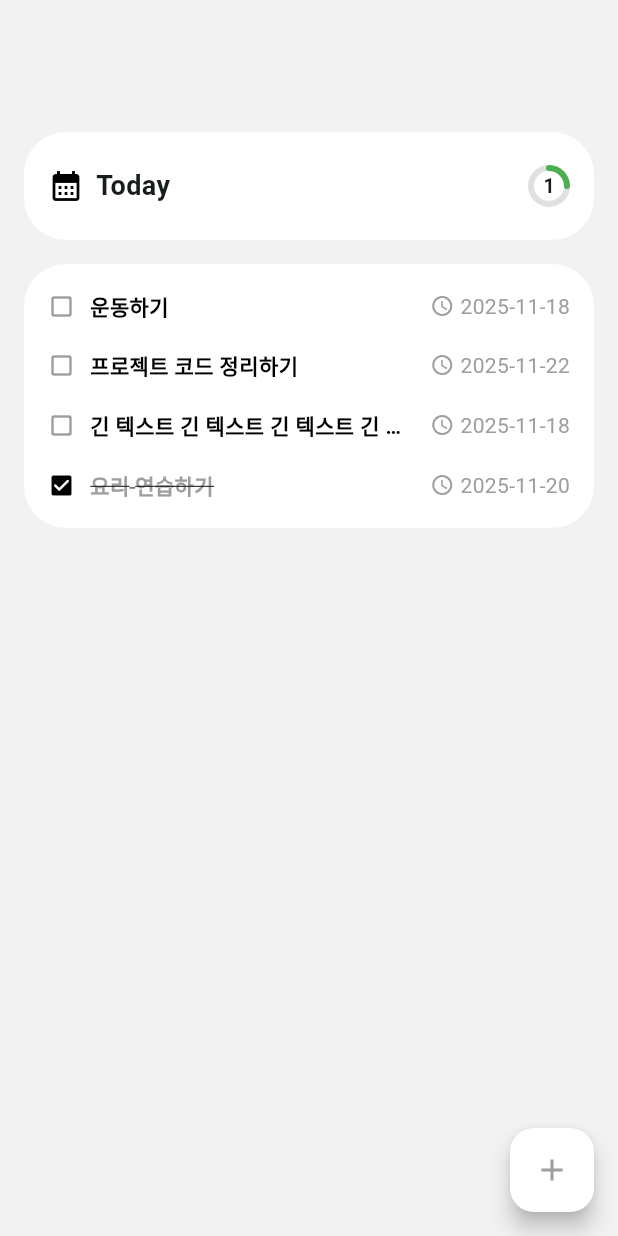
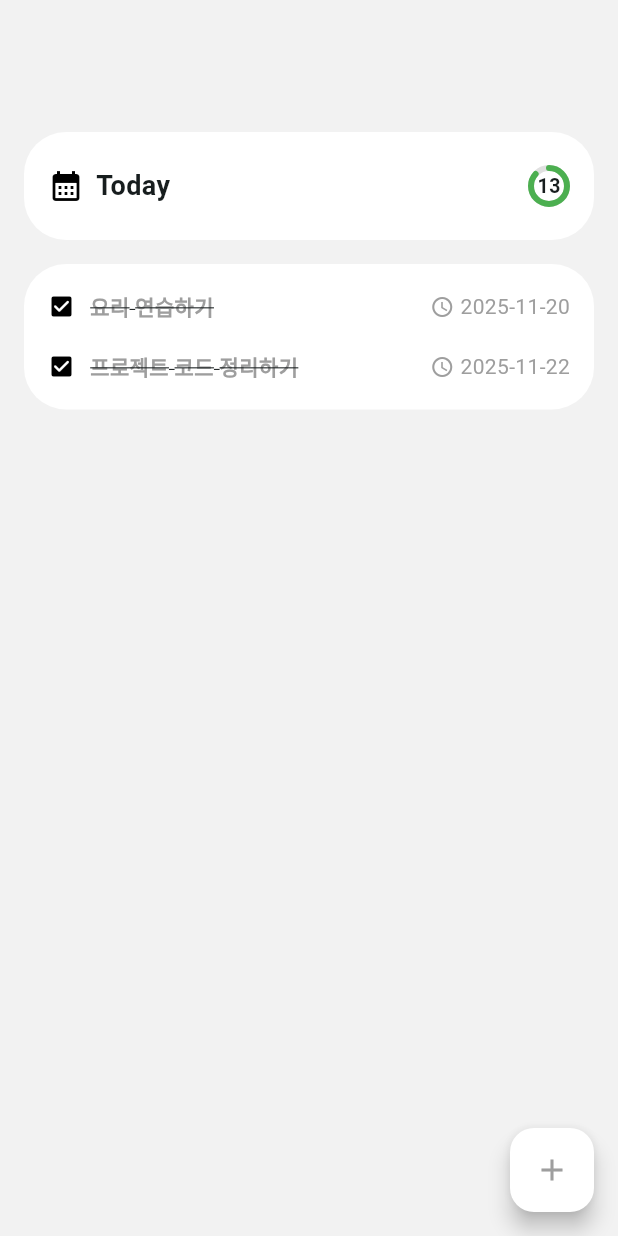
Before and after one commit to minseokshin07672/TodoPractice_Flutter, a Flutter app: the screen it shows after launch, on a phone screen of 412 x 824 dp. Run offline on Flutter 3.47's test engine with Material 3 defaults, Android fonts, the phone set to English and light mode, and no system bars; our stand-ins replace freezed_annotation.

Commit message:
refactor TodoState

```diff
--- a/todo_practice/lib/models/todo.dart
+++ b/todo_practice/lib/models/todo.dart
@@ -6,10 +6,13 @@ part 'todo.g.dart';
 @freezed
 class Todo with _$Todo {
   const factory Todo({
-    required bool done,
+    required TodoStatus status,
     required String task,
     required DateTime dueDate,
   }) = _Todo;
 
   factory Todo.fromJson(Map<String, dynamic> json) => _$TodoFromJson(json);
 }
+
+@JsonEnum()
+enum TodoStatus {todo,done}
--- a/todo_practice/lib/ui/screens/main_screen.dart
+++ b/todo_practice/lib/ui/screens/main_screen.dart
@@ -19,16 +19,13 @@ class MainScreen extends StatelessWidget {
           padding: const EdgeInsets.all(16),
           child: Column(
             children: [
-              CalendarBar(
-                yyyymmdd: 20251118,
-                todo: viewModel.todoCount,
-                done: viewModel.doneCount,
-              ),
-
+              CalendarBar(),
               const SizedBox(height: 16),
-              TodoBoard(
-                todos: viewModel.sortedTodos,
-                onTodoTap: viewModel.toggle,
+              Flexible(
+                child: TodoBoard(
+                  todos: viewModel.filteredTodos,
+                  onTodoTap: viewModel.toggle,
+                ),
               ),
             ],
           ),
--- a/todo_practice/lib/ui/widgets/calendar_bar.dart
+++ b/todo_practice/lib/ui/widgets/calendar_bar.dart
@@ -1,60 +1,65 @@
 import 'package:flutter/material.dart';
+import 'package:provider/provider.dart';
+
+import '../../viewModels/main_viewmodel.dart';
+import 'calendar_board.dart';
 
 class CalendarBar extends StatefulWidget {
-  final int yyyymmdd;
-  final int todo;
-  final int done;
-
-  const CalendarBar({
-    super.key,
-    required this.yyyymmdd,
-    required this.todo,
-    required this.done,
-  });
+  const CalendarBar({super.key});
 
   @override
   State<CalendarBar> createState() => _CalendarBarState();
 }
 
-class _CalendarBarState extends State<CalendarBar> {
+class _CalendarBarState extends State<CalendarBar>
+    with SingleTickerProviderStateMixin {
   @override
   Widget build(BuildContext context) {
+    final viewModel = context.watch<MainViewModel>();
+    final selected = viewModel.selectedDate;
+
     final now = DateTime.now();
-    final todayKey = now.year * 10000 + now.month * 100 + now.day;
+    final isToday =
+        now.year == selected.year &&
+        now.month == selected.month &&
+        now.day == selected.day;
 
-    final isToday = widget.yyyymmdd == todayKey;
+    final dayLabel = "${selected.month}월 ${selected.day}일";
 
-    final int day = widget.yyyymmdd % 100;
-
-    final int total = widget.todo + widget.done;
-    final double progress = total == 0 ? 0 : widget.done / total;
+    final todo = viewModel.todoCount;
+    final done = viewModel.doneCount;
+    final total = todo + done;
+    final progress = total == 0 ? 0.0 : done / total;
 
     return Column(
       children: [
         const SizedBox(height: 72),
 
-        Container(
+        GestureDetector(
+          onTap: () {
+            viewModel.toggleCalendar();
+          },
+          child: Container(
             width: double.infinity,
             padding: const EdgeInsets.symmetric(vertical: 22, horizontal: 16),
             decoration: BoxDecoration(
               color: Colors.white,
               borderRadius: BorderRadius.circular(28),
             ),
-
-          child: Row(
-            crossAxisAlignment: CrossAxisAlignment.center,
+            child: Column(
+              children: [
+                Row(
                   children: [
                     const Icon(
                       Icons.calendar_month_sharp,
                       size: 24,
                       color: Colors.black,
                     ),
-
                     const SizedBox(width: 8),
 
                     Expanded(
                       child: Text(
-                  isToday ? "Today" : day.toString(),
+                        isToday ? "Today" : dayLabel,
                         style: const TextStyle(
                           fontSize: 18,
                           fontWeight: FontWeight.w600,
@@ -64,13 +69,30 @@ class _CalendarBarState extends State<CalendarBar> {
 
                     const SizedBox(width: 8),
 
-              RingProgress(
+                    viewModel.isCalendarExpanded
+                        ? Icon(
+                            Icons.keyboard_arrow_up,
+                            size: 28,
+                            color: Colors.black,
+                          )
+                        : RingProgress(
                             progress: progress,
-                done: widget.done,
+                            done: done,
                             size: 28,
                             strokeWidth: 4,
                           ),
                   ],
+                ),
+
+                AnimatedSize(
+                  duration: const Duration(milliseconds: 250),
+                  curve: Curves.easeInOut,
+                  child: viewModel.isCalendarExpanded
+                      ? const CalendarBoard()
+                      : const SizedBox.shrink(),
+                ),
+              ],
+            ),
           ),
         ),
       ],
--- a/todo_practice/lib/ui/widgets/todo_item.dart
+++ b/todo_practice/lib/ui/widgets/todo_item.dart
@@ -13,6 +13,8 @@ class TodoItem extends StatelessWidget {
     final formattedDate =
         "${todo.dueDate.year}-${todo.dueDate.month.toString().padLeft(2, '0')}-${todo.dueDate.day.toString().padLeft(2, '0')}";
 
+    final isDone = todo.status == TodoStatus.done;
+
     return GestureDetector(
       onTap: onTap,
       child: Container(
@@ -25,11 +27,11 @@ class TodoItem extends StatelessWidget {
           crossAxisAlignment: CrossAxisAlignment.center,
           children: [
             Icon(
-              todo.done
+              isDone
                   ? Icons.check_box_rounded
                   : Icons.check_box_outline_blank_rounded,
               size: 18,
-              color: todo.done ? Colors.black : Colors.grey,
+              color: isDone ? Colors.black : Colors.grey,
             ),
 
             const SizedBox(width: 10),
@@ -42,10 +44,10 @@ class TodoItem extends StatelessWidget {
                 style: TextStyle(
                   fontSize: 14,
                   fontWeight: FontWeight.w700,
-                  decoration: todo.done
+                  decoration: isDone
                       ? TextDecoration.lineThrough
                       : TextDecoration.none,
-                  color: todo.done ? Colors.grey : Colors.black,
+                  color: isDone ? Colors.grey : Colors.black,
                 ),
               ),
             ),
--- a/todo_practice/lib/viewModels/main_viewmodel.dart
+++ b/todo_practice/lib/viewModels/main_viewmodel.dart
@@ -3,30 +3,80 @@ import 'package:todo_practice/models/todo.dart';
 
 class MainViewModel extends ChangeNotifier {
   List<Todo> todos = [
-    Todo(done: false, task: "운동하기", dueDate: DateTime(2025, 11, 18)),
-    Todo(done: true, task: "요리 연습하기", dueDate: DateTime(2025, 11, 20)),
-    Todo(done: false, task: "프로젝트 코드 정리하기", dueDate: DateTime(2025, 11, 22)),
+    Todo(status: TodoStatus.done, task: "월간 계획 세우기", dueDate: DateTime(2025, 11, 1)),
+    Todo(status: TodoStatus.done, task: "장보기", dueDate: DateTime(2025, 11, 1)),
+
+    Todo(status: TodoStatus.done, task: "독서 모임 참석", dueDate: DateTime(2025, 11, 3)),
+
+    Todo(status: TodoStatus.done, task: "헬스장 등록", dueDate: DateTime(2025, 11, 5)),
+    Todo(status: TodoStatus.done, task: "영어 공부 1시간", dueDate: DateTime(2025, 11, 5)),
+
+    Todo(status: TodoStatus.done, task: "블로그 포스팅", dueDate: DateTime(2025, 11, 7)),
+
+    Todo(status: TodoStatus.done, task: "친구 생일 선물 구매", dueDate: DateTime(2025, 11, 10)),
+    Todo(status: TodoStatus.done, task: "자동차 세차", dueDate: DateTime(2025, 11, 10)),
+
+    Todo(status: TodoStatus.done, task: "프로젝트 기획서 작성", dueDate: DateTime(2025, 11, 12)),
+
+    Todo(status: TodoStatus.done, task: "치과 예약", dueDate: DateTime(2025, 11, 14)),
+    Todo(status: TodoStatus.done, task: "세금 신고", dueDate: DateTime(2025, 11, 14)),
+
+    Todo(status: TodoStatus.todo, task: "운동하기", dueDate: DateTime(2025, 11, 18)),
+    Todo(status: TodoStatus.done, task: "요리 연습하기", dueDate: DateTime(2025, 11, 20)),
+    Todo(status: TodoStatus.done, task: "프로젝트 코드 정리하기", dueDate: DateTime(2025, 11, 22)),
     Todo(
-      done: false,
+      status: TodoStatus.todo,
       task: "긴 텍스트 긴 텍스트 긴 텍스트 긴 텍스트 긴 텍스트 긴 텍스트 긴 텍스트 긴 텍스트 긴 텍스트 긴 텍스트",
       dueDate: DateTime(2025, 11, 18),
     ),
   ];
 
+  DateTime selectedDate = DateTime.now();
+
+  bool isCalendarExpanded = false;
+
   void toggle(Todo todo) {
     final index = todos.indexOf(todo);
     if (index == -1) return;
-    todos[index] = todo.copyWith(done: !todo.done);
+
+    todos[index] = todo.copyWith(
+      status: todo.status == TodoStatus.todo
+          ? TodoStatus.done
+          : TodoStatus.todo,
+    );
+
     notifyListeners();
   }
 
-  List<Todo> get sortedTodos {
-    final undone = todos.where((t) => !t.done).toList();
-    final done = todos.where((t) => t.done).toList();
+  void toggleCalendar(){
+    isCalendarExpanded = !isCalendarExpanded;
+    notifyListeners();
+  }
+
+  void setSelectedDay(int day) {
+    selectedDate = DateTime(
+      selectedDate.year,
+      selectedDate.month,
+      day,
+    );
+    notifyListeners();
+  }
+
+
+  List<Todo> get filteredTodos {
+    final filtered = todos
+        .where((t) => t.dueDate.isAtSameMomentAs(selectedDate) || t.dueDate.isAfter(selectedDate))
+        .toList();
+
+    final undone = filtered.where((t) => t.status == TodoStatus.todo).toList();
+    final done = filtered.where((t) => t.status == TodoStatus.done).toList();
+
     return [...undone, ...done];
   }
 
-  int get doneCount => todos.where((t) => t.done).length;
+  int get doneCount =>
+      todos.where((t) => t.status == TodoStatus.done).length;
 
-  int get todoCount => todos.where((t) => !t.done).length;
+  int get todoCount =>
+      todos.where((t) => t.status == TodoStatus.todo).length;
 }
```
Also changed, not shown: todo_practice/lib/models/todo.freezed.dart, todo_practice/lib/models/todo.g.dart. Lines whose indentation alone changed are shown as unchanged.
